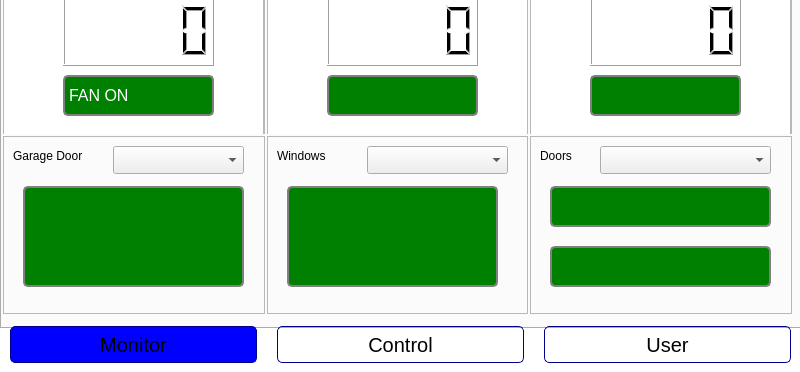
The window that HomeMonitoringSystem/mainwindow.ui (CampbellWest/Project3Group5) describes before a commit, drawn with Qt 5; both pictures show x 0 to 800 and y 228 to 600 of the 800 by 600 pixel window.
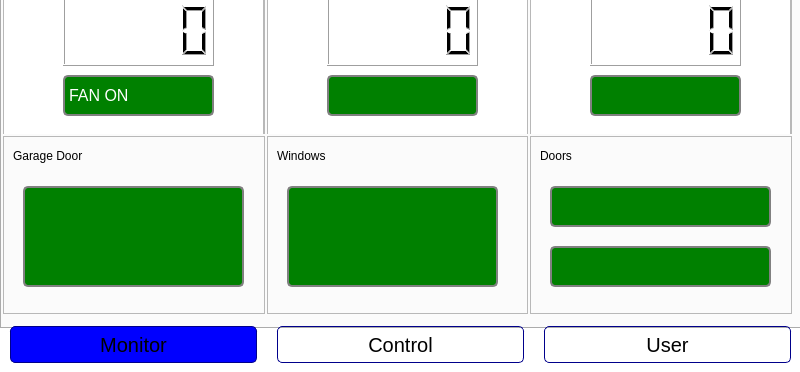
The same window after the commit. The open tabs and pages were chosen to show the change.

Patch:
```diff
--- a/HomeMonitoringSystem/mainwindow.ui
+++ b/HomeMonitoringSystem/mainwindow.ui
@@ -270,16 +270,6 @@
            <string/>
           </property>
          </widget>
-         <widget class="QComboBox" name="windowDropDown">
-          <property name="geometry">
-           <rect>
-            <x>100</x>
-            <y>10</y>
-            <width>141</width>
-            <height>28</height>
-           </rect>
-          </property>
-         </widget>
         </widget>
        </item>
        <item row="4" column="2">
@@ -336,16 +326,6 @@
            <string/>
           </property>
          </widget>
-         <widget class="QComboBox" name="garageDropDown">
-          <property name="geometry">
-           <rect>
-            <x>110</x>
-            <y>10</y>
-            <width>131</width>
-            <height>28</height>
-           </rect>
-          </property>
-         </widget>
         </widget>
        </item>
        <item row="5" column="3">
@@ -515,16 +495,6 @@
            <string>Doors</string>
           </property>
          </widget>
-         <widget class="QComboBox" name="doorDropDown">
-          <property name="geometry">
-           <rect>
-            <x>70</x>
-            <y>10</y>
-            <width>171</width>
-            <height>28</height>
-           </rect>
-          </property>
-         </widget>
          <widget class="QLabel" name="doorOpenMonitor">
           <property name="geometry">
            <rect>
```
Left out of the diff: 32 changed lines with no effect on the pictures.
